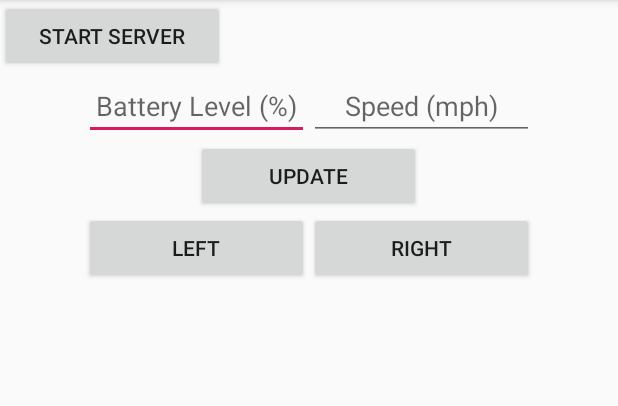
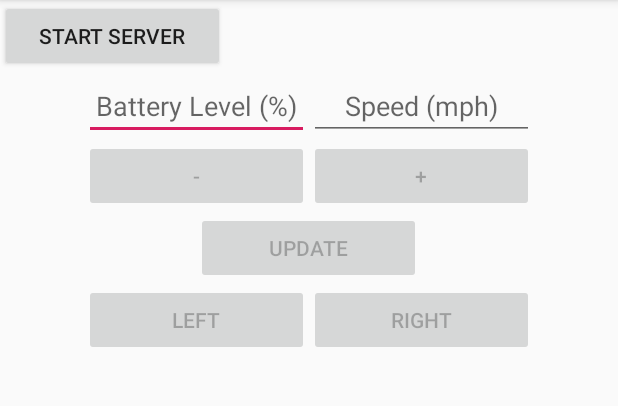
Before and after one commit to mad-nificent/team_project, an Android app: the screen it shows after launch (Home), after a tap on "START SERVER", on a phone screen of 412 x 824 dp, the part 84-490 px from its top. Run offline under Robolectric (Android 15) with nearby library versions, the phone set to English and light mode, and no system bars.

Commit message:
Added incremental updates and minor fixes
Added incremental update buttons for speed and battery life.

Buttons now stay disabled if bluetooth isnt switched on.

Data set to 0 if sending blank data.

```diff
--- a/Vehicle_Simulator/app/src/main/java/team_project/matt/vehicle_simulator/BluetoothLE.java
+++ b/Vehicle_Simulator/app/src/main/java/team_project/matt/vehicle_simulator/BluetoothLE.java
@@ -36,21 +36,24 @@ public class BluetoothLE extends Activity
                                             "76a247fb-a76f-42da-91ce-d6a5bdebd0e2",
                                             "7b9b53ff-5421-4bdf-beb0-ca8c949542c1",
                                             "74df0c8f-f3e1-4cf5-b875-56d7ca609a2e")));
-    private final String SERVICE_UUID    =   "dee0e505-9680-430e-a4c4-a225905ce33d";
-    private final String DESCRIPTOR_UUID =   "00002902-0000-1000-8000-00805f9b34fb";
+    private final String SERVICE_UUID    =  "dee0e505-9680-430e-a4c4-a225905ce33d";
+    private final String DESCRIPTOR_UUID =  "00002902-0000-1000-8000-00805f9b34fb";
 
-    public BluetoothManager         bluetoothManager;
-    public BluetoothAdapter         bluetoothAdapter;
-    public BluetoothGattServer      GATTServer;
-    public List<BluetoothDevice>    devices = new ArrayList<BluetoothDevice>();
-    public BluetoothGattService     vehicleService;
+    public BluetoothManager      bluetoothManager;
+    public BluetoothAdapter      bluetoothAdapter;
+    public BluetoothGattServer   GATTServer;
+    public List<BluetoothDevice> devices = new ArrayList<>();
+    public BluetoothGattService  vehicleService;
 
     public static class Characteristics
     {
-        public static final int    BATTERY_INDEX  = 0,      SPEED_INDEX    = 1,      INDICATOR_INDEX = 2;
+        // index of each characteristic
+        public static final int    BATTERY = 0,             SPEED = 1,               INDICATOR = 2;
+
+        // possible indicator values
         public static final String INDICATOR_NONE = "None", INDICATOR_LEFT = "Left", INDICATOR_RIGHT = "Right";
 
-        public static List<BluetoothGattCharacteristic> characteristics = new ArrayList<>();
+        public static List<BluetoothGattCharacteristic> data = new ArrayList<>();
     }
 
     // reports the result after starting the advertisement process, and runs a GATT server if successful
@@ -85,6 +88,10 @@ public class BluetoothLE extends Activity
             {
                 devices.add(device);
                 showToast(device.getName() + " connected successfully.");
+
+                // device may connect after data has been changed, send all the data to it
+                for (int i = 0; i < Characteristics.data.size(); ++i)
+                    GATTServer.notifyCharacteristicChanged(device, Characteristics.data.get(i), false);
             }
 
             // remove device
@@ -120,7 +127,8 @@ public class BluetoothLE extends Activity
 
     private void showToast(final String message)
     {
-        runOnUiThread(new Runnable() {
+        runOnUiThread(new Runnable()
+        {
             @Override
             public void run()
             {
@@ -131,17 +139,17 @@ public class BluetoothLE extends Activity
     }
 
     // begin advertising the device
-    public void startAdvertising()
+    public boolean startAdvertising()
     {
         // access the bluetooth device
         bluetoothManager = (BluetoothManager)context.getSystemService(BLUETOOTH_SERVICE);
         bluetoothAdapter = bluetoothManager.getAdapter();
 
+        boolean started = false;
+
         // must be switched on
         if (bluetoothAdapter.isEnabled())
         {
-            bluetoothAdapter.setName("Vehicle");
-
             // adjust preferences for advertising from this device
             AdvertiseSettings settings = new AdvertiseSettings.Builder()
                     .setAdvertiseMode(AdvertiseSettings.ADVERTISE_MODE_LOW_POWER)   // consume least amount of power at the cost of higher latency
@@ -149,35 +157,37 @@ public class BluetoothLE extends Activity
                     .setConnectable(true)                                           // devices can connect to subscribe to updates
                     .build();
 
-            // include name and UUID in advertisement so devices can identify this peripheral
+            // include UUID in advertisement so devices can identify this peripheral
             AdvertiseData data = new AdvertiseData.Builder()
-                    .setIncludeDeviceName(true)
                     .addServiceUuid(ParcelUuid.fromString(SERVICE_UUID))
                     .build();
 
             // begin advertising, if successful, GATT server is started
             BluetoothLeAdvertiser advertiser = bluetoothAdapter.getBluetoothLeAdvertiser();
             advertiser.startAdvertising(settings, data, advertiseCallback);
+
+            started = true;
         }
 
         else showToast("The bluetooth device is disabled. Please enable it and try again.");
+
+        return started;
     }
 
-    // construct a GATT server with the vehicle service and characteristics to advertise
+    // construct a GATT server with the vehicle service and data to advertise
     public void startGATT()
     {
         // create GATT server
         GATTServer = bluetoothManager.openGattServer(context, gattServerCallback);
 
         // create the vehicle simulator service
-        vehicleService = new BluetoothGattService(UUID.fromString(SERVICE_UUID),
-                BluetoothGattService.SERVICE_TYPE_PRIMARY);
+        vehicleService = new BluetoothGattService(UUID.fromString(SERVICE_UUID), BluetoothGattService.SERVICE_TYPE_PRIMARY);
 
         // add each characteristic to the service
         for(int i = 0; i < CHARACTERISTIC_UUID.size(); ++i)
         {
             // save characteristic object to list
-            Characteristics.characteristics.add(new BluetoothGattCharacteristic(
+            Characteristics.data.add(new BluetoothGattCharacteristic(
 
                     // characteristic UUID
                     UUID.fromString(CHARACTERISTIC_UUID.get(i)),
@@ -190,8 +200,8 @@ public class BluetoothLE extends Activity
                     // client can only read
                     BluetoothGattCharacteristic.PERMISSION_READ));
 
-            Characteristics.characteristics.get(i).setValue("0");
-            vehicleService.addCharacteristic(Characteristics.characteristics.get(i));
+            Characteristics.data.get(i).setValue("0");
+            vehicleService.addCharacteristic(Characteristics.data.get(i));
         }
 
         GATTServer.addService(vehicleService);
--- a/Vehicle_Simulator/app/src/main/res/layout/activity_home.xml
+++ b/Vehicle_Simulator/app/src/main/res/layout/activity_home.xml
@@ -41,6 +41,22 @@
     <TableRow android:gravity="center">
 
         <Button
+            android:id="@+id/btnMinus"
+            android:enabled="false"
+            android:text="-"
+            android:onClick="onMinusClick"/>
+
+        <Button
+            android:id="@+id/btnPlus"
+            android:enabled="false"
+            android:text="+"
+            android:onClick="onPlusClick"/>
+
+    </TableRow>
+
+    <TableRow android:gravity="center">
+
+        <Button
             android:id="@+id/btnUpdate"
             android:layout_width="wrap_content"
             android:layout_height="wrap_content"
```
Also changed, not shown: Vehicle_Simulator/app/src/main/java/team_project/matt/vehicle_simulator/Home.java (+73 -14 lines).
